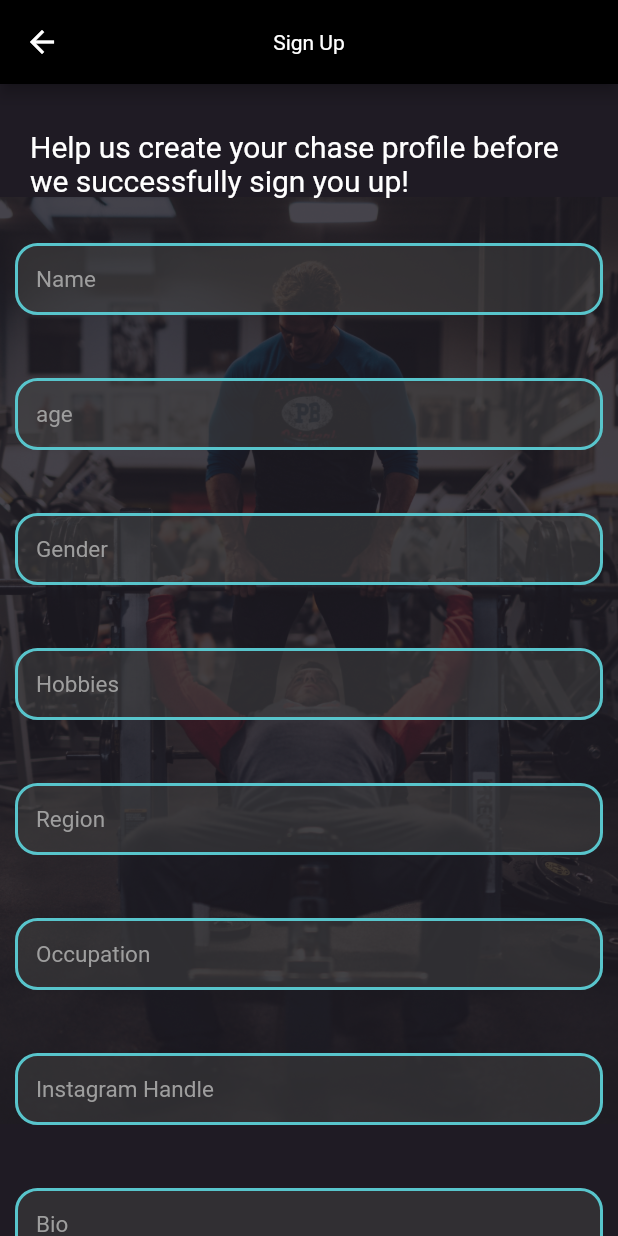
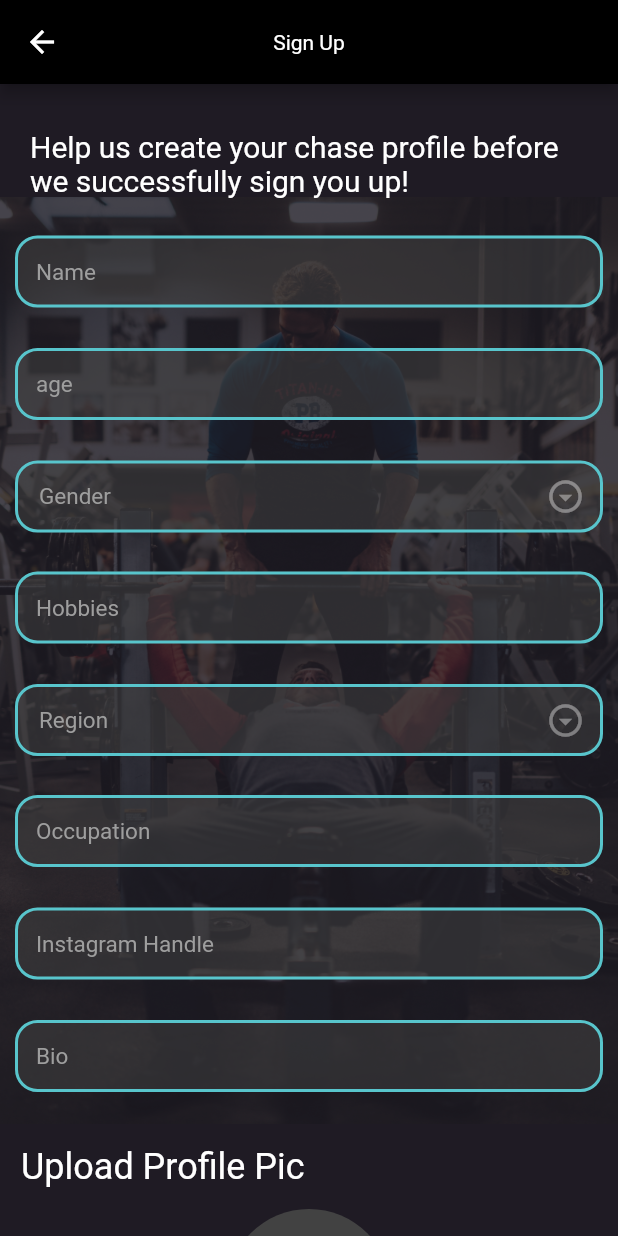
Before and after one commit to wencheng1298/CZ2006---RunCool, a Flutter app: the SignUpUI2 screen opened directly with empty values, on a phone screen of 412 x 824 dp. Run offline on Flutter 3.47's test engine with Material 2 defaults, Android fonts, the phone set to English and light mode, and no system bars; our stand-ins replace cloud_firestore, curved_navigation_bar, firebase_auth, firebase_core, firebase_storage, flutter_phoenix and 5 more; missing offline and left inert: date_range_picker, flutter_polyline_points, geocoder, overlay, utm; accounts and stored records are empty.

Commit message:
added validation for login, forget password and sign up

```diff
--- a/runcool/lib/firebase/AuthenticationManager.dart
+++ b/runcool/lib/firebase/AuthenticationManager.dart
@@ -31,8 +31,6 @@ class AuthenticationManager {
     try {
       UserCredential result = await _auth.signInWithEmailAndPassword(
           email: email, password: password);
-      // User user = result.user;
-      // return _userFromFirebaseUser(user);
 
       return "success";
     } catch (error) {
--- a/runcool/lib/firebase/ProfileManager.dart
+++ b/runcool/lib/firebase/ProfileManager.dart
@@ -30,9 +30,6 @@ class ProfileManager {
     try {
       dynamic user =
           await authManager.registerWithEmailAndPassword(email, password);
-      if (user.runtimeType == String) {
-        return user;
-      }
 
       Map<String, dynamic> data =
           profileDetails.map((key, value) => MapEntry(key.toString(), value));
--- a/runcool/lib/pages/authentication/SignUpUI2.dart
+++ b/runcool/lib/pages/authentication/SignUpUI2.dart
@@ -29,12 +29,8 @@ class SignUpUI2State extends State<SignUpUI2> {
   String _imageSource;
 
   void goNextPage() async {
-    // final user = await Authentication()
-    //     .signUp(widget.credentials['email'], widget.credentials['password']);
-    // if (user != null) {
     Navigator.push(
         context, MaterialPageRoute(builder: (context) => SignUpSuccessUI()));
-    // }
   }
 
   void createProfile(Map profileDetails) {
@@ -58,13 +54,18 @@ class SignUpUI2State extends State<SignUpUI2> {
     });
   }
 
-  bool loading = false;
+  List<String> genderLevels = ["Others", 'Male', 'Female'];
+  List<String> regionLevels = [
+    "Central",
+    "East",
+    "North",
+    "North-East",
+    "West"
+  ];
 
   @override
   Widget build(BuildContext context) {
-    return loading
-        ? Loading()
-        : Scaffold(
+    return Scaffold(
       resizeToAvoidBottomInset: false,
       appBar: AppBar(
         backgroundColor: Colors.black,
@@ -102,45 +103,83 @@ class SignUpUI2State extends State<SignUpUI2> {
                   ),
                 ),
                 SizedBox(height: 20),
+
+                // NAME
                 Padding(
-                        padding: const EdgeInsets.all(10),
+                  padding:
+                      const EdgeInsets.symmetric(vertical: 5, horizontal: 10),
                   child: InputTextFormFill(
-                          // validator:(value)=> value.isEmpty?'Enter an email' :null,
-                          obscure: false,
+                    validate: (val) {
+                      if (val.isEmpty) {
+                        return 'Your profile must have a name!';
+                      } else if (val.length < 5) {
+                        return 'your name must be at lease 5 characters long.';
+                      } else {
+                        return null;
+                      }
+                    },
                     text: 'Name',
-
                     onChange: (val) {
                       profileDetails['name'] = val;
                     },
                   ),
                 ),
+
+                // AGE
                 Padding(
-                        padding: const EdgeInsets.all(10),
+                  padding:
+                      const EdgeInsets.symmetric(vertical: 5, horizontal: 10),
                   child: InputTextFormFill(
                     // validator:(value)=> value.isEmpty?'Enter an email' :null,
                     obscure: false,
                     text: 'age',
                     onChange: (val) {
+                      try {
+                        val = int.parse(val);
                         profileDetails['age'] = val;
+                      } catch (error) {
+                        profileDetails['age'] = 0;
+                      }
+                    },
+                    validate: (val) {
+                      if (val.isEmpty) {
+                        return 'Your profile must have an age!';
+                      } else {
+                        try {
+                          val = int.parse(val);
+                          if (val > 100 || val < 10) {
+                            return "age must be within 10 and 100";
+                          } else {
+                            return null;
+                          }
+                        } catch (e) {
+                          return "Enter a valid number.";
+                        }
+                      }
                     },
                   ),
                 ),
+
+                //GENDER
                 Padding(
-                        padding: const EdgeInsets.all(10),
+                    padding: EdgeInsets.symmetric(horizontal: 10, vertical: 5),
+                    child: DropdownFormFill(
+                      value: profileDetails['gender'],
+                      onChange: (newChoice) {
+                        setState(() {
+                          profileDetails['gender'] = newChoice;
+                        });
+                      },
+                      items: genderLevels,
+                      text: "Gender",
+                      validate: (val) =>
+                          val == null ? 'Choose your gender' : null,
+                    )),
+
+                // HOBBIES
+                Padding(
+                  padding: EdgeInsets.symmetric(horizontal: 10, vertical: 5),
                   child: InputTextFormFill(
-                          // validator:(value)=> value.isEmpty?'Enter an email' :null,
-                          obscure: false,
-                          text: 'Gender',
-
-                          onChange: (val) {
-                            profileDetails['gender'] = val;
-                          },
-                        ),
-                      ),
-                      Padding(
-                        padding: const EdgeInsets.all(10),
-                        child: InputTextFormFill(
-                          // validator:(value)=> value.isEmpty?'Enter an email' :null,
                     obscure: false,
                     text: 'Hobbies',
                     onChange: (val) {
@@ -148,21 +187,25 @@ class SignUpUI2State extends State<SignUpUI2> {
                     },
                   ),
                 ),
+
+                // REGION
                 Padding(
-                        padding: const EdgeInsets.all(10),
+                    padding: EdgeInsets.symmetric(horizontal: 10, vertical: 5),
+                    child: DropdownFormFill(
+                      value: profileDetails['region'],
+                      onChange: (newChoice) {
+                        setState(() {
+                          profileDetails['region'] = newChoice;
+                        });
+                      },
+                      items: regionLevels,
+                      text: "Region",
+                    )),
+
+                // OCCUPATION
+                Padding(
+                  padding: EdgeInsets.symmetric(horizontal: 10, vertical: 5),
                   child: InputTextFormFill(
-                          // validator:(value)=> value.isEmpty?'Enter an email' :null,
-                          obscure: false,
-                          text: 'Region',
-                          onChange: (val) {
-                            profileDetails['region'] = val;
-                          },
-                        ),
-                      ),
-                      Padding(
-                        padding: const EdgeInsets.all(10),
-                        child: InputTextFormFill(
-                          // validator:(value)=> value.isEmpty?'Enter an email' :null,
                     obscure: false,
                     text: 'Occupation',
                     onChange: (val) {
@@ -170,8 +213,10 @@ class SignUpUI2State extends State<SignUpUI2> {
                     },
                   ),
                 ),
+
+                // INSTA
                 Padding(
-                        padding: const EdgeInsets.all(10),
+                  padding: EdgeInsets.symmetric(horizontal: 10, vertical: 5),
                   child: InputTextFormFill(
                     //validator: (value) =>
                     //   value.isEmpty ? 'Enter an email' : null,
@@ -182,9 +227,10 @@ class SignUpUI2State extends State<SignUpUI2> {
                     },
                   ),
                 ),
+
+                // BIO
                 Padding(
-                        padding:
-                            const EdgeInsets.only(top: 10, left: 10, right: 10),
+                  padding: EdgeInsets.symmetric(horizontal: 10, vertical: 5),
                   child: InputTextFormFill(
                       // validator:(value)=> value.isEmpty?'Enter an email' :null,
                       obscure: false,
@@ -192,27 +238,9 @@ class SignUpUI2State extends State<SignUpUI2> {
                       onChange: (value) {
                         profileDetails['bio'] = value;
                       }),
-                        //autofocus: false,
-                        //keyboardType: TextInputType.multiline,
-                        //minLines: 3,
-                        //maxLines: 10,
-                        //style: TextStyle(color: Colors.white),
-                        //decoration: InputDecoration(
-                        // filled: true,
-                        // fillColor: Colors.grey[800].withOpacity(0.5),
-                        //contentPadding:
-                        //   EdgeInsets.only(left: 14, bottom: 8, top: 8),
-                        //focusedBorder: OutlineInputBorder(
-                        // borderSide: BorderSide(color: kTurquoise, width: 2),
-                        // borderRadius: BorderRadius.circular(20),
-                        // ),
-                        //enabledBorder: OutlineInputBorder(
-                        // borderSide: BorderSide(color: kTurquoise, width: 2),
-                        //borderRadius: BorderRadius.circular(20),
-                        // ),
-                        //  hintText: "Bio",
-                        // hintStyle: TextStyle(color: Colors.grey, fontSize: 15),
                 ),
+
+                // PICTURE
                 Padding(
                   padding: const EdgeInsets.all(14),
                   child: Text(
@@ -220,22 +248,16 @@ class SignUpUI2State extends State<SignUpUI2> {
                     style: TextStyle(color: Colors.white, fontSize: 24),
                   ),
                 ),
-                      GestureDetector(
-                        onTap: () {
-                          getImage();
-                        },
-                        child: Center(
+                Center(
                   child: CircleAvatar(
                       radius: 55,
                       backgroundColor: Colors.grey[800],
-                              backgroundImage: _image != null
-                                  ? Image.file(_image).image
-                                  : null,
+                      backgroundImage:
+                          _image != null ? Image.file(_image).image : null,
                       child: PopupMenuButton(
                         itemBuilder: (context) => [
                           PopupMenuItem(
-                                      child: Text("Take a picture"),
-                                      value: "camera"),
+                              child: Text("Take a picture"), value: "camera"),
                           PopupMenuItem(
                               child: Text("Upload from gallery"),
                               value: "gallery")
@@ -252,50 +274,37 @@ class SignUpUI2State extends State<SignUpUI2> {
                         },
                       )),
                 ),
-                      ),
                 Padding(
                   padding: const EdgeInsets.only(
-                            top: 30, left: 10, right: 10, bottom: 20),
+                      top: 30, left: 10, right: 10, bottom: 0),
                   child: ButtonType1(
                       text: 'Create!',
                       onPress: () async {
-                              // setState(() {
-                              //   loading = true;
-                              // });
+                        setState(() {
+                          error = '';
+                        });
+                        if (_formkey.currentState.validate()) {
                           dynamic result = await profileManager.createUser(
-                                  profileDetails,
-                                  widget.email,
-                                  widget.password);
+                              profileDetails, widget.email, widget.password);
+                          print("result is");
                           print(result);
-                              if (result != "success") {
-                                if (result != null) {}
+                          if (result == null) {
                             setState(() {
-                                  error = result == null
-                                      ? "Something went wrong. Could not create account. Check all the details and try again."
-                                      : result;
-                                  // loading = false;
+                              error =
+                                  "Something went wrong. Could not create account. Check all the details and try again.";
                             });
                           } else {
                             goNextPage();
                           }
-
-                              // if(_formkey.currentState.validate()){
-                              //   print(email);
-                              //   print(password);
-                              // }
-                              //
+                        }
                       }),
-
-                        // TinyButton(
-                        //     onPress: signUpAndGoNextPage,
-                        //     text: "Create",
-                        //     colour: kTurquoise),
                 ),
-                      SizedBox(height: 12.0),
-                      Container(
-                        width: 300,
+                // SizedBox(height: 12.0),
+                Padding(
+                  padding: EdgeInsets.symmetric(vertical: 10, horizontal: 20),
                   child: Text(
                     error,
+                    textAlign: TextAlign.center,
                     style: TextStyle(color: Colors.red, fontSize: 14.0),
                   ),
                 ),
--- a/runcool/lib/utils/textInputs.dart
+++ b/runcool/lib/utils/textInputs.dart
@@ -91,34 +91,110 @@ class InputTextFormFillState extends State<InputTextFormFill> {
     borderSide: BorderSide(color: kTurquoise, width: 2),
     borderRadius: BorderRadius.circular(15),
   );
+  final errBorder = OutlineInputBorder(
+    borderSide: BorderSide(color: Colors.red, width: 2),
+    borderRadius: BorderRadius.circular(15),
+  );
   @override
   Widget build(BuildContext context) {
     return Theme(
       data: Theme.of(context).copyWith(splashColor: Colors.transparent),
       child: Container(
-        height: widget.height ?? 70,
+        height: widget.height ?? 65,
         child: TextFormField(
-          validator: widget.validate,
+          validator: widget.validate ?? (val) => null,
           onChanged: widget.onChange,
           keyboardType: TextInputType.streetAddress,
           style: TextStyle(color: Colors.white),
-          obscureText: widget.obscure,
+          obscureText: widget.obscure ?? false,
           decoration: InputDecoration(
             helperText: '',
-            helperStyle: TextStyle(fontSize: 13, height: 0.1),
+            helperStyle: TextStyle(fontSize: 13, height: 0.6),
             filled: true,
             fillColor: Colors.grey[800].withOpacity(0.5),
             contentPadding: EdgeInsets.only(left: 14, bottom: 8, top: 8),
             focusedBorder: border,
             enabledBorder: border,
-            errorBorder: border,
-            focusedErrorBorder: border,
+            errorBorder: errBorder,
+            focusedErrorBorder: errBorder,
             hintText: widget.text ?? '',
             hintStyle: TextStyle(color: Colors.grey, fontSize: 15),
             errorStyle: TextStyle(fontSize: 13.0, height: 0.6),
           ),
         ),
       ),
+    );
+  }
+}
+
+class DropdownFormFill extends StatefulWidget {
+  final String value;
+  final Function onChange;
+  final double height;
+  final Function validate;
+  final List items;
+  final String text;
+
+  DropdownFormFill(
+      {this.value,
+      this.onChange,
+      this.height,
+      this.validate,
+      this.items,
+      this.text});
+  @override
+  _DropdownFormFillState createState() => _DropdownFormFillState();
+}
+
+class _DropdownFormFillState extends State<DropdownFormFill> {
+  final border = OutlineInputBorder(
+    borderSide: BorderSide(color: kTurquoise, width: 2),
+    borderRadius: BorderRadius.circular(15),
+  );
+  final errBorder = OutlineInputBorder(
+    borderSide: BorderSide(color: Colors.red, width: 2),
+    borderRadius: BorderRadius.circular(15),
+  );
+  @override
+  Widget build(BuildContext context) {
+    return DropdownButtonFormField(
+      validator: widget.validate ?? (val) => null,
+      decoration: InputDecoration(
+        helperText: '',
+        helperStyle: TextStyle(fontSize: 13, height: 0.6),
+        filled: true,
+        fillColor: Colors.grey[800].withOpacity(0.5),
+        contentPadding: EdgeInsets.only(left: 16, bottom: 8, top: 8, right: 16),
+        focusedBorder: border,
+        enabledBorder: border,
+        errorBorder: errBorder,
+        focusedErrorBorder: errBorder,
+        errorStyle: TextStyle(fontSize: 13.0, height: 0.6),
+      ),
+      dropdownColor: Colors.grey[800].withOpacity(0.9),
+      icon: Icon(
+        Icons.arrow_drop_down_circle_outlined, color: Colors.white38,
+        // color: Colors.white,
+      ),
+      iconSize: 26,
+      isExpanded: true,
+      style: TextStyle(
+        color: Colors.white,
+        fontSize: 17,
+      ),
+      value: widget.value,
+      hint: Text(
+        widget.text ?? '--none--',
+        style: TextStyle(color: Colors.grey, fontSize: 15),
+      ),
+      onChanged: widget.onChange,
+      items: widget.items.map((choice) {
+        return DropdownMenuItem(
+            value: choice,
+            child: Text(
+              choice,
+            ));
+      }).toList(),
     );
   }
 }
```
Also changed, not shown: runcool/lib/pages/authentication/ForgotPasswordUI.dart (+9 -42 lines), runcool/lib/pages/authentication/SignUpUI1.dart (+40 -26 lines). Lines whose indentation alone changed are shown as unchanged.
